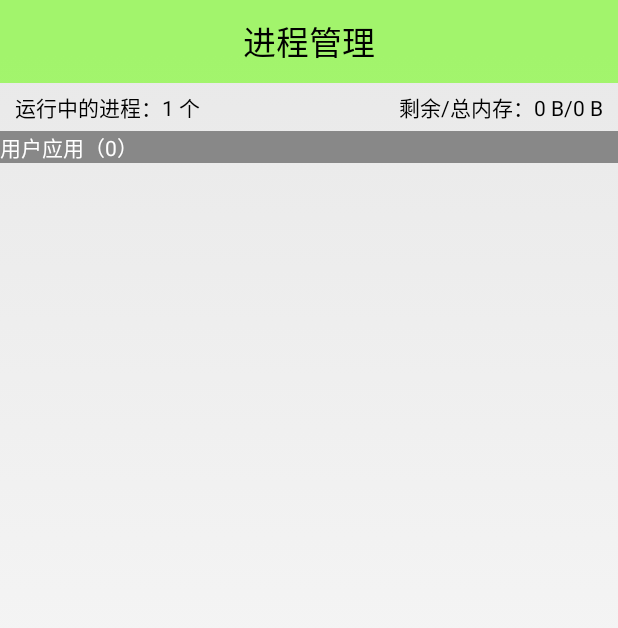
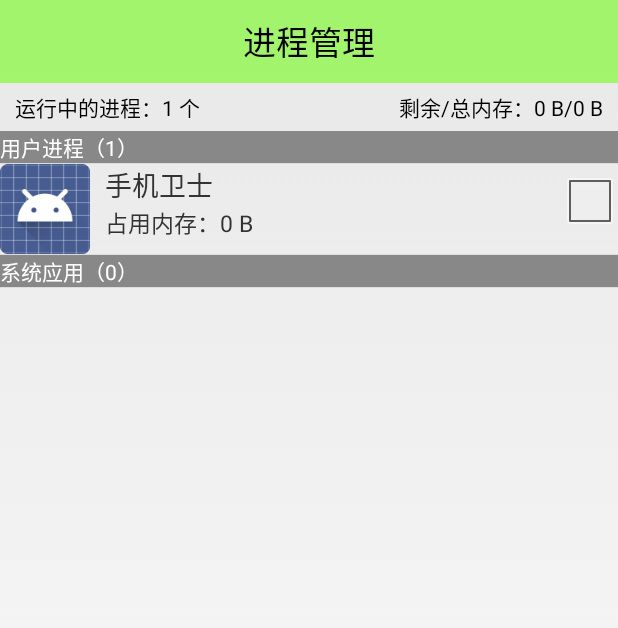
Before and after one commit to Xiao-Y/MobilSafe, an Android app: the TaskMangerActivity screen opened directly, with no data from a screen before it, on a phone screen of 412 x 824 dp. Shown: the top 628 px of the screen. Run offline under Robolectric (Android 15) with nearby library versions, the phone set to English and light mode, and no system bars; 1 statement that could not run was skipped.

Commit message:
进程管理：完成进程管理的页面设计和显示

```diff
--- /dev/null
+++ b/app/src/main/java/com/itheima/mobilesafe/adapter/TaskMangerAdapter.java
@@ -0,0 +1,122 @@
+package com.itheima.mobilesafe.adapter;
+
+import android.content.Context;
+import android.graphics.Color;
+import android.text.format.Formatter;
+import android.view.LayoutInflater;
+import android.view.View;
+import android.view.ViewGroup;
+import android.widget.BaseAdapter;
+import android.widget.CheckBox;
+import android.widget.ImageView;
+import android.widget.RelativeLayout;
+import android.widget.TextView;
+
+import com.itheima.mobilesafe.R;
+import com.itheima.mobilesafe.domain.TaskInfo;
+
+import java.util.ArrayList;
+import java.util.List;
+
+/**
+ * 进程管理配置器
+ * Created by Administrator on 2016/11/2.
+ */
+public class TaskMangerAdapter extends BaseAdapter {
+
+    private Context context;
+
+    private List<TaskInfo> taskInfos;
+    private List<TaskInfo> userTaskInfo;
+    private List<TaskInfo> systemTaskInfo;
+
+    public TaskMangerAdapter(List<TaskInfo> taskInfos) {
+        this.taskInfos = taskInfos;
+        userTaskInfo = new ArrayList<>();
+        systemTaskInfo = new ArrayList<>();
+        for (TaskInfo info : taskInfos) {
+            if (info.isUserTask()) {
+                userTaskInfo.add(info);
+            } else {
+                systemTaskInfo.add(info);
+            }
+        }
+    }
+
+    public TaskMangerAdapter(Context context, List<TaskInfo> taskInfos) {
+        this.context = context;
+        this.taskInfos = taskInfos;
+        userTaskInfo = new ArrayList<>();
+        systemTaskInfo = new ArrayList<>();
+        for (TaskInfo info : taskInfos) {
+            if (info.isUserTask()) {
+                userTaskInfo.add(info);
+            } else {
+                systemTaskInfo.add(info);
+            }
+        }
+    }
+
+    @Override
+    public int getCount() {
+        return taskInfos.size() + 2;
+    }
+
+    @Override
+    public Object getItem(int position) {
+        return null;
+    }
+
+    @Override
+    public long getItemId(int position) {
+        return 0;
+    }
+
+    @Override
+    public View getView(int position, View convertView, ViewGroup parent) {
+        View view;
+        ViewHolder vh;
+        TaskInfo taskInfo;
+        if (convertView == null || !(convertView instanceof RelativeLayout)) {
+            view = LayoutInflater.from(context).inflate(R.layout.tesk_manager_item_view, null);
+            vh = new ViewHolder();
+            vh.imageView = (ImageView) view.findViewById(R.id.color_image);
+            vh.title = (TextView) view.findViewById(R.id.color_title);
+            vh.text = (TextView) view.findViewById(R.id.color_text);
+            vh.checkBox = (CheckBox) view.findViewById(R.id.cb_status);
+            view.setTag(vh);
+        } else {
+            view = convertView;
+            vh = (ViewHolder) view.getTag();
+        }
+        if (position == 0) {//用户应用标签
+            TextView tv = new TextView(context);
+            tv.setText("用户应用（" + userTaskInfo.size() + "）");
+            tv.setTextColor(Color.WHITE);
+            tv.setBackgroundColor(Color.GRAY);
+            return tv;
+        } else if (position == userTaskInfo.size() + 1) {//系统应用标签
+            TextView tv = new TextView(context);
+            tv.setText("系统应用（" + systemTaskInfo.size() + "）");
+            tv.setTextColor(Color.WHITE);
+            tv.setBackgroundColor(Color.GRAY);
+            return tv;
+        } else if (position <= userTaskInfo.size()) {//显示用户app
+            taskInfo = userTaskInfo.get(position - 1);
+        } else {//显示系统app
+            taskInfo = systemTaskInfo.get(position - 1 - userTaskInfo.size() - 1);
+        }
+        vh.imageView.setImageDrawable(taskInfo.getIcon());
+        vh.title.setText(taskInfo.getName());
+        vh.text.setText("占用内存：" + Formatter.formatFileSize(context, taskInfo.getMemsize()));
+        vh.checkBox.setChecked(taskInfo.isChecked());
+        return view;
+    }
+
+    public class ViewHolder {
+        public ImageView imageView;
+        public TextView title;
+        public TextView text;
+        public CheckBox checkBox;
+    }
+}
--- a/app/src/main/java/com/itheima/mobilesafe/domain/TaskInfo.java
+++ b/app/src/main/java/com/itheima/mobilesafe/domain/TaskInfo.java
@@ -18,6 +18,7 @@ public class TaskInfo {
     private long memsize;
     //是否是用户进程
     private boolean userTask;
+    private boolean checked;
 
     public boolean isUserTask() {
         return userTask;
@@ -59,6 +60,14 @@ public class TaskInfo {
         this.memsize = memsize;
     }
 
+    public boolean isChecked() {
+        return checked;
+    }
+
+    public void setChecked(boolean checked) {
+        this.checked = checked;
+    }
+
     @Override
     public String toString() {
         return "TaskInfo{" +
--- a/app/src/main/java/com/itheima/mobilesafe/engine/TaskInfoProvider.java
+++ b/app/src/main/java/com/itheima/mobilesafe/engine/TaskInfoProvider.java
@@ -7,6 +7,7 @@ import android.content.pm.PackageManager;
 import android.graphics.drawable.Drawable;
 import android.os.Debug;
 
+import com.itheima.mobilesafe.R;
 import com.itheima.mobilesafe.domain.TaskInfo;
 import com.itheima.mobilesafe.utils.MyApplication;
 
@@ -50,9 +51,10 @@ public class TaskInfoProvider {
                 } else {//系统进程
                     info.setUserTask(false);
                 }
-
             } catch (PackageManager.NameNotFoundException e) {
                 e.printStackTrace();
+                info.setIcon(context.getResources().getDrawable(R.mipmap.ic_default));
+                info.setName(packname);
             }
             infos.add(info);
         }
--- a/app/src/main/java/com/itheima/mobilesafe/taskmanger/TaskMangerActivity.java
+++ b/app/src/main/java/com/itheima/mobilesafe/taskmanger/TaskMangerActivity.java
@@ -1,15 +1,22 @@
 package com.itheima.mobilesafe.taskmanger;
 
 import android.text.format.Formatter;
+import android.view.View;
+import android.widget.AbsListView;
+import android.widget.AdapterView;
+import android.widget.LinearLayout;
+import android.widget.ListView;
+import android.widget.ProgressBar;
 import android.widget.TextView;
 
 import com.itheima.mobilesafe.R;
+import com.itheima.mobilesafe.adapter.TaskMangerAdapter;
 import com.itheima.mobilesafe.base.BaseActivity;
 import com.itheima.mobilesafe.domain.TaskInfo;
 import com.itheima.mobilesafe.engine.TaskInfoProvider;
-import com.itheima.mobilesafe.utils.LogUtil;
 import com.itheima.mobilesafe.utils.SystemInfoUtils;
 
+import java.util.ArrayList;
 import java.util.List;
 
 /**
@@ -21,12 +28,21 @@ public class TaskMangerActivity extends BaseActivity {
 
     private TextView tv_process_count;//运行中的进程
     private TextView tv_mem_info;//剩余/总内存
+    private LinearLayout ll_loading;
+    private ListView lv_task_manger;
+    private List<TaskInfo> taskInfos;
+    private TextView tv_status;
+    private List<TaskInfo> userTaskInfo = new ArrayList<>();
+    private List<TaskInfo> systemTaskInfo = new ArrayList<>();
 
     @Override
     public void initView() {
         setContentView(R.layout.activity_task_manger);
         tv_process_count = (TextView) findViewById(R.id.tv_process_count);
         tv_mem_info = (TextView) findViewById(R.id.tv_mem_info);
+        ll_loading = (LinearLayout) this.findViewById(R.id.ll_loading);
+        lv_task_manger = (ListView) findViewById(R.id.lv_task_manger);
+        tv_status = (TextView) findViewById(R.id.tv_status);
     }
 
     @Override
@@ -35,11 +51,75 @@ public class TaskMangerActivity extends BaseActivity {
         tv_process_count.setText("运行中的进程：" + processCount + " 个");
         long avaiMem = SystemInfoUtils.getAvaiMem(this);
         long totalMem = SystemInfoUtils.getTotalMem(this);
-        tv_mem_info.setText("剩余/总内存：" + Formatter.formatFileSize(this, avaiMem)
-                + "/" + Formatter.formatFileSize(this, totalMem));
-        List<TaskInfo> taskInfos = TaskInfoProvider.getTaskInfos();
-        for (TaskInfo info : taskInfos) {
-            LogUtil.i(TAG, info.toString());
-        }
+        tv_mem_info.setText("剩余/总内存：" + Formatter.formatFileSize(this, avaiMem) + "/" + Formatter.formatFileSize(this, totalMem));
+        //填充数据
+        fillData();
+        lv_task_manger.setOnScrollListener(new AbsListView.OnScrollListener() {
+            @Override
+            public void onScrollStateChanged(AbsListView view, int scrollState) {
+
+            }
+
+            @Override
+            public void onScroll(AbsListView view, int firstVisibleItem, int visibleItemCount, int totalItemCount) {
+                if (firstVisibleItem > userTaskInfo.size()) {
+                    tv_status.setText("系统进程（" + systemTaskInfo.size() + "）");
+                } else {
+                    tv_status.setText("用户进程（" + userTaskInfo.size() + "）");
+                }
+            }
+        });
+
+        lv_task_manger.setOnItemClickListener(new AdapterView.OnItemClickListener() {
+            @Override
+            public void onItemClick(AdapterView<?> parent, View view, int position, long id) {
+                TaskInfo taskInfo;
+                if (position == 0) {//用户应用标签
+                    return;
+                } else if (position == userTaskInfo.size() + 1) {//系统应用标签
+                    return;
+                } else if (position <= userTaskInfo.size()) {//显示用户app
+                    taskInfo = userTaskInfo.get(position - 1);
+                } else {//显示系统app
+                    taskInfo = systemTaskInfo.get(position - 1 - userTaskInfo.size() - 1);
+                }
+                TaskMangerAdapter.ViewHolder vh = (TaskMangerAdapter.ViewHolder) view.getTag();
+                if (taskInfo.isChecked()) {
+                    taskInfo.setChecked(false);
+                    vh.checkBox.setChecked(false);
+                } else {
+                    taskInfo.setChecked(true);
+                    vh.checkBox.setChecked(true);
+                }
+            }
+        });
+    }
+
+    /**
+     * 填充数据
+     */
+    private void fillData() {
+        ll_loading.setVisibility(ProgressBar.VISIBLE);
+        new Thread() {
+            @Override
+            public void run() {
+                taskInfos = TaskInfoProvider.getTaskInfos();
+                //统计用户进程和系统进程的数量
+                for (TaskInfo info : taskInfos) {
+                    if (info.isUserTask()) {
+                        userTaskInfo.add(info);
+                    } else {
+                        systemTaskInfo.add(info);
+                    }
+                }
+                runOnUiThread(new Runnable() {
+                    @Override
+                    public void run() {
+                        ll_loading.setVisibility(ProgressBar.INVISIBLE);
+                        lv_task_manger.setAdapter(new TaskMangerAdapter(TaskMangerActivity.this, taskInfos));
+                    }
+                });
+            }
+        }.start();
     }
 }
--- a/app/src/main/res/layout/activity_splash.xml
+++ b/app/src/main/res/layout/activity_splash.xml
@@ -1,29 +1,30 @@
 <RelativeLayout xmlns:android="http://schemas.android.com/apk/res/android"
-    xmlns:tools="http://schemas.android.com/tools"
-    android:id="@+id/rl_root_splash"
-    android:layout_width="match_parent"
-    android:layout_height="match_parent"
-    android:background="@mipmap/luncher_bg"
-    tools:context="com.itheima.mobilesafe.SplashActivity" >
+                xmlns:tools="http://schemas.android.com/tools"
+                android:id="@+id/rl_root_splash"
+                android:layout_width="match_parent"
+                android:layout_height="match_parent"
+                android:background="@mipmap/luncher_bg"
+                tools:context="com.itheima.mobilesafe.SplashActivity">
 
     <TextView
         android:id="@+id/tv_splash_version"
         android:layout_width="wrap_content"
         android:layout_height="wrap_content"
-        android:layout_centerInParent="true"
+        android:layout_alignParentBottom="true"
+        android:layout_below="@+id/tv_update_info"
         android:shadowColor="#fc1111"
         android:shadowDx="1"
         android:shadowDy="1"
         android:shadowRadius="1"
         android:text="版本：1.0"
-        android:textColor="#000000"
-        android:textSize="22sp" />
+        android:textColor="#FFFFFF"
+        android:textSize="16sp"/>
 
     <ProgressBar
         android:layout_width="wrap_content"
         android:layout_height="wrap_content"
-        android:layout_below="@id/tv_splash_version"
-        android:layout_centerHorizontal="true" />
+        android:layout_above="@id/tv_splash_version"
+        android:layout_centerHorizontal="true"/>
 
     <TextView
         android:id="@+id/tv_update_info"
@@ -32,8 +33,8 @@
         android:layout_alignParentBottom="true"
         android:layout_alignParentLeft="true"
         android:text="升级进度：0%"
-        android:textColor="#000000"
+        android:textColor="#FFFFFF"
         android:textSize="22sp"
-        android:visibility="gone" />
+        android:visibility="gone"/>
 
 </RelativeLayout>
--- a/app/src/main/res/layout/activity_task_manger.xml
+++ b/app/src/main/res/layout/activity_task_manger.xml
@@ -55,7 +55,7 @@
         </LinearLayout>
 
         <ListView
-            android:id="@+id/lv_app_manger"
+            android:id="@+id/lv_task_manger"
             android:layout_width="match_parent"
             android:layout_height="match_parent"
             android:fastScrollEnabled="true"/>
@@ -65,7 +65,7 @@
             android:layout_width="match_parent"
             android:layout_height="wrap_content"
             android:background="#FF888888"
-            android:text="用户应用（0）"
+            android:text="用户进程（0）"
             android:textColor="#FFFFFFFF"/>
 
     </FrameLayout>
--- /dev/null
+++ b/app/src/main/res/layout/tesk_manager_item_view.xml
@@ -0,0 +1,41 @@
+<?xml version="1.0" encoding="utf-8"?>
+<RelativeLayout xmlns:android="http://schemas.android.com/apk/res/android"
+                android:layout_width="match_parent"
+                android:layout_height="wrap_content">
+
+    <ImageView
+        android:id="@+id/color_image"
+        android:layout_width="60dp"
+        android:layout_height="60dp"/>
+
+    <TextView
+        android:id="@+id/color_title"
+        android:layout_width="match_parent"
+        android:layout_height="wrap_content"
+        android:layout_alignParentRight="true"
+        android:layout_marginLeft="10dp"
+        android:layout_toRightOf="@+id/color_image"
+        android:ellipsize="marquee"
+        android:lines="1"
+        android:textSize="18sp"/>
+
+    <TextView
+        android:id="@+id/color_text"
+        android:layout_width="match_parent"
+        android:layout_height="wrap_content"
+        android:layout_alignParentRight="true"
+        android:layout_below="@+id/color_title"
+        android:layout_marginLeft="10dp"
+        android:layout_toRightOf="@+id/color_image"
+        android:ellipsize="marquee"
+        android:lines="1"
+        android:textSize="15sp"/>
+
+    <CheckBox
+        android:focusable="false"
+        android:clickable="false"
+        android:layout_width="wrap_content"
+        android:id="@+id/cb_status"
+        android:layout_alignParentRight="true"
+        android:layout_height="wrap_content"/>
+</RelativeLayout>
```
Also changed, not shown: app/src/main/res/mipmap-hdpi/ic_default.png (added), app/src/main/res/mipmap-hdpi/luncher_bg.png.
